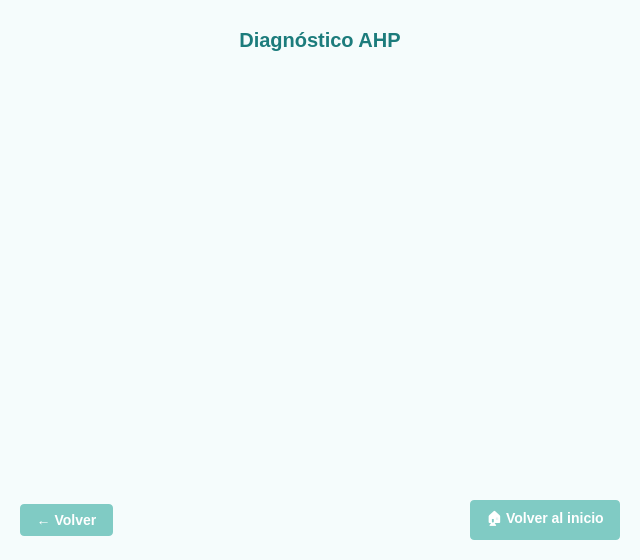
First picture: the form in Desktop/ASIA_HAR_DESKTOP/ui/resources/chosenAlternative.ui, repository ahg00048/ASIA_HAR_PARA_EL_DIAGNOSTICO, before the edit.
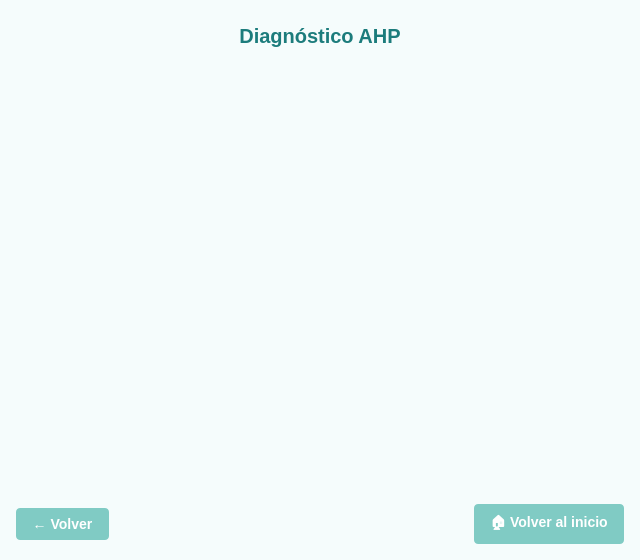
Second picture: the form after the edit.

What changed in the file:
```diff
--- a/Desktop/ASIA_HAR_DESKTOP/ui/resources/chosenAlternative.ui
+++ b/Desktop/ASIA_HAR_DESKTOP/ui/resources/chosenAlternative.ui
@@ -35,8 +35,11 @@
         background-color: #FFFFFF;
         border: 1px solid #B2DFDB;
         border-radius: 8px;
-        margin-top: 12px;
-        padding-top: 16px;
+        margin-top: 8px;
+        padding-top: 12px;
+        padding-left: 8px;
+        padding-right: 8px;
+        padding-bottom: 8px;
         font-weight: bold;
         color: #00695C;
     }
@@ -98,19 +101,19 @@
   </property>
   <layout class="QVBoxLayout" name="mainLayout">
    <property name="spacing">
-    <number>12</number>
+    <number>8</number>
    </property>
    <property name="leftMargin">
-    <number>20</number>
+    <number>16</number>
    </property>
    <property name="topMargin">
-    <number>20</number>
+    <number>16</number>
    </property>
    <property name="rightMargin">
-    <number>20</number>
+    <number>16</number>
    </property>
    <property name="bottomMargin">
-    <number>20</number>
+    <number>16</number>
    </property>
    <item>
     <widget class="QLabel" name="titleLabel">
@@ -127,6 +130,10 @@
      <property name="widgetResizable">
       <bool>true</bool>
      </property>
+     <!-- Solo desactivamos la barra horizontal, la vertical se muestra si es necesario -->
+     <property name="horizontalScrollBarPolicy">
+      <enum>Qt::ScrollBarAlwaysOff</enum>
+     </property>
      <widget class="QWidget" name="resultsContainer">
       <property name="geometry">
        <rect>
@@ -138,7 +145,7 @@
       </property>
       <layout class="QVBoxLayout" name="resultsLayout">
        <property name="spacing">
-        <number>16</number>
+        <number>12</number>
        </property>
       </layout>
      </widget>
```
Left out of the diff: 7 changed lines with no effect on the pictures.
